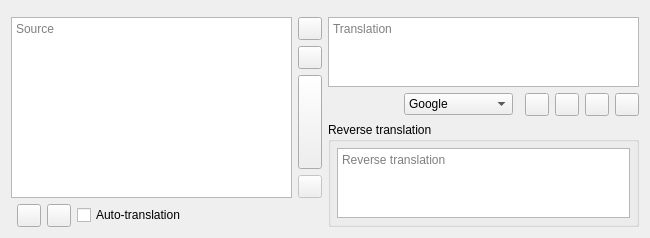
This is src/mainwindow.ui in directentis1/crow-translate as Qt 5 draws it before an edit. The edited form follows.
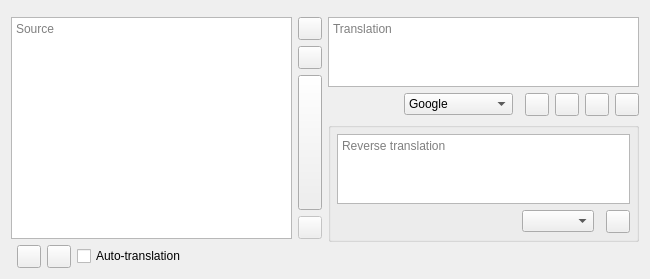
This is the edited form. Icons and pictures are not drawn. Custom widgets are drawn as their Qt base class.

Commit message: Add reverse translation box rev2

Diff of the .ui file:
```diff
--- a/src/mainwindow.ui
+++ b/src/mainwindow.ui
@@ -314,7 +314,7 @@
       <item>
        <widget class="QGroupBox" name="reverseTranslationGroupBox">
         <property name="title">
-         <string>Reverse translation</string>
+         <string notr="true"/>
         </property>
         <property name="toolTip">
          <string>&lt;html&gt;&lt;head/&gt;&lt;body&gt;&lt;p&gt;The translation above, translated back into the source language with the same engine, to help judge translation quality&lt;/p&gt;&lt;/body&gt;&lt;/html&gt;</string>
@@ -345,6 +345,88 @@
            </property>
           </widget>
          </item>
+         <item>
+          <layout class="QHBoxLayout" name="reverseTranslationButtonsLayout">
+           <item>
+            <spacer name="reverseTranslationButtonsSpacer">
+             <property name="orientation">
+              <enum>Qt::Horizontal</enum>
+             </property>
+             <property name="sizeHint" stdset="0">
+              <size>
+               <width>40</width>
+               <height>20</height>
+              </size>
+             </property>
+            </spacer>
+           </item>
+           <item>
+            <widget class="QComboBox" name="reverseLanguageComboBox">
+             <property name="toolTip">
+              <string>Language to translate the reverse translation into. "Auto" mirrors the source language.</string>
+             </property>
+             <property name="minimumSize">
+              <size>
+               <width>1</width>
+               <height>1</height>
+              </size>
+             </property>
+            </widget>
+           </item>
+           <item>
+            <widget class="SpeakButtons" name="reverseSpeakButtons" native="true">
+             <property name="enabled">
+              <bool>false</bool>
+             </property>
+            </widget>
+           </item>
+           <item>
+            <widget class="QToolButton" name="copyReverseTranslationButton">
+             <property name="toolTip">
+              <string>Copy reverse translation to the clipboard</string>
+             </property>
+             <property name="icon">
+              <iconset theme="edit-copy">
+               <normaloff>.</normaloff>.</iconset>
+             </property>
+            </widget>
+           </item>
+          </layout>
+         </item>
+        </layout>
+       </widget>
+      </item>
+      <item>
+       <widget class="QWidget" name="reverseBottomControlsWidget" native="true">
+        <property name="visible">
+         <bool>false</bool>
+        </property>
+        <layout class="QHBoxLayout" name="reverseBottomControlsLayout">
+         <property name="leftMargin">
+          <number>0</number>
+         </property>
+         <property name="topMargin">
+          <number>0</number>
+         </property>
+         <property name="rightMargin">
+          <number>0</number>
+         </property>
+         <property name="bottomMargin">
+          <number>0</number>
+         </property>
+         <item>
+          <spacer name="reverseBottomControlsSpacer">
+           <property name="orientation">
+            <enum>Qt::Horizontal</enum>
+           </property>
+           <property name="sizeHint" stdset="0">
+            <size>
+             <width>40</width>
+             <height>20</height>
+            </size>
+           </property>
+          </spacer>
+         </item>
         </layout>
        </widget>
       </item>
```
Left out of the diff: 19 changed lines with no effect on the pictures. The commit also changes 2 other files.
